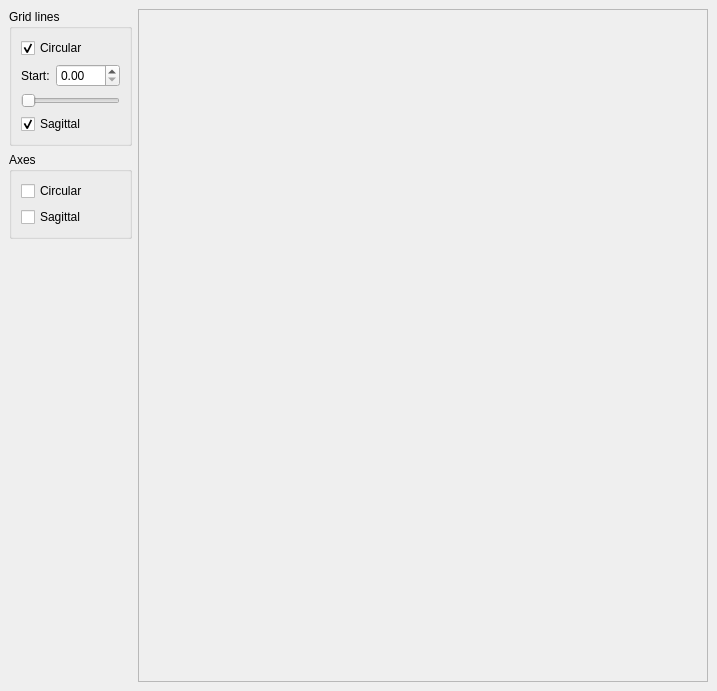
Above: examples/Grids/PolarChart/mainwindow.ui from KDAB/KDChart before the change. Below: the same form after it.
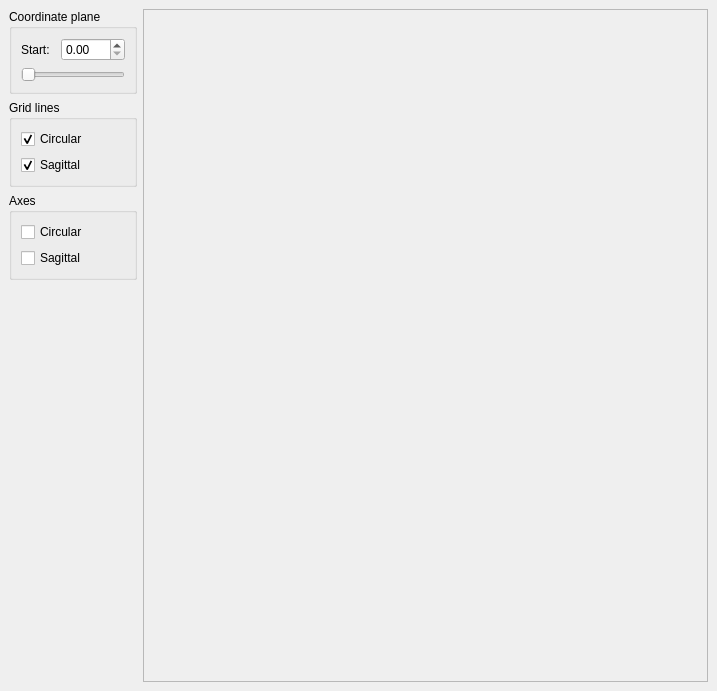
That is the form after the change. Icons and pictures are not drawn.

Commit message: Seperate the coordinate lane start setting from grid settings

```diff
--- a/examples/Grids/PolarChart/mainwindow.ui
+++ b/examples/Grids/PolarChart/mainwindow.ui
@@ -25,7 +25,42 @@
    <property name="spacing" >
     <number>6</number>
    </property>
+   <item row="2" column="0" >
+    <widget class="QGroupBox" name="explodeGB_2" >
+     <property name="title" >
+      <string>Axes</string>
+     </property>
+     <property name="checkable" >
+      <bool>false</bool>
+     </property>
+     <property name="checked" >
+      <bool>false</bool>
+     </property>
+     <layout class="QGridLayout" >
+      <property name="margin" >
+       <number>9</number>
+      </property>
+      <property name="spacing" >
+       <number>6</number>
+      </property>
+      <item row="1" column="0" >
+       <widget class="QCheckBox" name="sagittalAxisCB" >
+        <property name="text" >
+         <string>Sagittal</string>
+        </property>
+       </widget>
+      </item>
    <item row="0" column="0" >
+       <widget class="QCheckBox" name="circularAxisCB" >
+        <property name="text" >
+         <string>Circular</string>
+        </property>
+       </widget>
+      </item>
+     </layout>
+    </widget>
+   </item>
+   <item row="1" column="0" >
     <widget class="QGroupBox" name="explodeGB" >
      <property name="title" >
       <string>Grid lines</string>
@@ -54,26 +89,40 @@
        </widget>
       </item>
       <item>
+       <widget class="QCheckBox" name="sagittalGridCB" >
+        <property name="text" >
+         <string>Sagittal</string>
+        </property>
+        <property name="checked" >
+         <bool>true</bool>
+        </property>
+       </widget>
+      </item>
+     </layout>
+    </widget>
+   </item>
+   <item row="0" column="0" >
+    <widget class="QGroupBox" name="explodeGB_3" >
+     <property name="title" >
+      <string>Coordinate plane</string>
+     </property>
+     <property name="checkable" >
+      <bool>false</bool>
+     </property>
+     <property name="checked" >
+      <bool>false</bool>
+     </property>
        <layout class="QGridLayout" >
         <property name="margin" >
-         <number>0</number>
+       <number>9</number>
         </property>
         <property name="spacing" >
          <number>6</number>
         </property>
-        <item row="0" column="1" >
-         <widget class="QDoubleSpinBox" name="startPositionSB" >
-          <property name="maximum" >
-           <double>360</double>
-          </property>
-          <property name="minimum" >
-           <double>0</double>
-          </property>
-          <property name="singleStep" >
-           <double>1</double>
-          </property>
-          <property name="value" >
-           <double>0</double>
+      <item row="0" column="0" >
+       <widget class="QLabel" name="zoomFactorLB_2" >
+        <property name="text" >
+         <string>Start:</string>
           </property>
          </widget>
         </item>
@@ -95,29 +144,39 @@
           </property>
          </widget>
         </item>
-        <item row="0" column="0" >
-         <widget class="QLabel" name="zoomFactorLB" >
-          <property name="text" >
-           <string>Start:</string>
-          </property>
-         </widget>
-        </item>
-       </layout>
-      </item>
-      <item>
-       <widget class="QCheckBox" name="sagittalGridCB" >
-        <property name="text" >
-         <string>Sagittal</string>
+      <item row="0" column="1" >
+       <widget class="QDoubleSpinBox" name="startPositionSB" >
+        <property name="maximum" >
+         <double>360</double>
+        </property>
+        <property name="minimum" >
+         <double>0</double>
         </property>
-        <property name="checked" >
-         <bool>true</bool>
+        <property name="singleStep" >
+         <double>1</double>
         </property>
+        <property name="value" >
+         <double>0</double>
+        </property>
        </widget>
       </item>
      </layout>
     </widget>
    </item>
-   <item rowspan="3" row="0" column="1" >
+   <item row="3" column="0" >
+    <spacer>
+     <property name="orientation" >
+      <enum>Qt::Vertical</enum>
+     </property>
+     <property name="sizeHint" >
+      <size>
+       <width>128</width>
+       <height>221</height>
+      </size>
+     </property>
+    </spacer>
+   </item>
+   <item rowspan="4" row="0" column="1" >
     <widget class="QSplitter" name="splitter" >
      <property name="orientation" >
       <enum>Qt::Horizontal</enum>
@@ -138,54 +197,6 @@
      </widget>
     </widget>
    </item>
-   <item row="1" column="0" >
-    <widget class="QGroupBox" name="explodeGB_2" >
-     <property name="title" >
-      <string>Axes</string>
-     </property>
-     <property name="checkable" >
-      <bool>false</bool>
-     </property>
-     <property name="checked" >
-      <bool>false</bool>
-     </property>
-     <layout class="QGridLayout" >
-      <property name="margin" >
-       <number>9</number>
-      </property>
-      <property name="spacing" >
-       <number>6</number>
-      </property>
-      <item row="1" column="0" >
-       <widget class="QCheckBox" name="sagittalAxisCB" >
-        <property name="text" >
-         <string>Sagittal</string>
-        </property>
-       </widget>
-      </item>
-      <item row="0" column="0" >
-       <widget class="QCheckBox" name="circularAxisCB" >
-        <property name="text" >
-         <string>Circular</string>
-        </property>
-       </widget>
-      </item>
-     </layout>
-    </widget>
-   </item>
-   <item row="2" column="0" >
-    <spacer>
-     <property name="orientation" >
-      <enum>Qt::Vertical</enum>
-     </property>
-     <property name="sizeHint" >
-      <size>
-       <width>81</width>
-       <height>381</height>
-      </size>
-     </property>
-    </spacer>
-   </item>
   </layout>
  </widget>
  <pixmapfunction></pixmapfunction>
```
Lines whose indentation alone changed are shown as unchanged. The commit also changes 1 other file.
